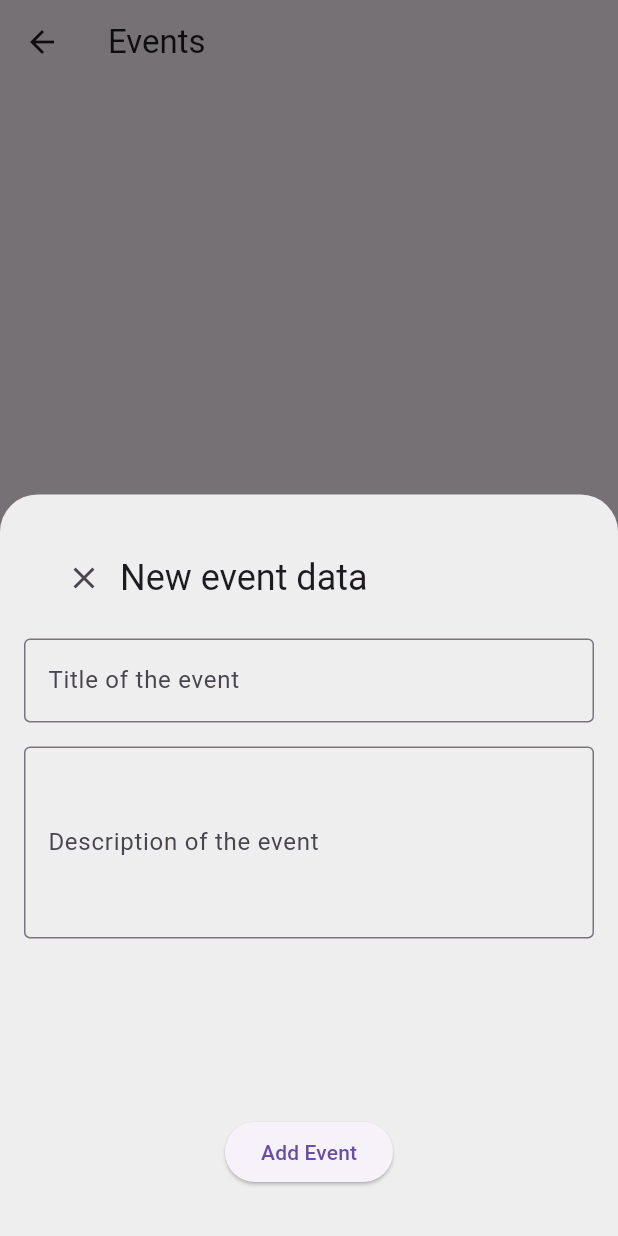
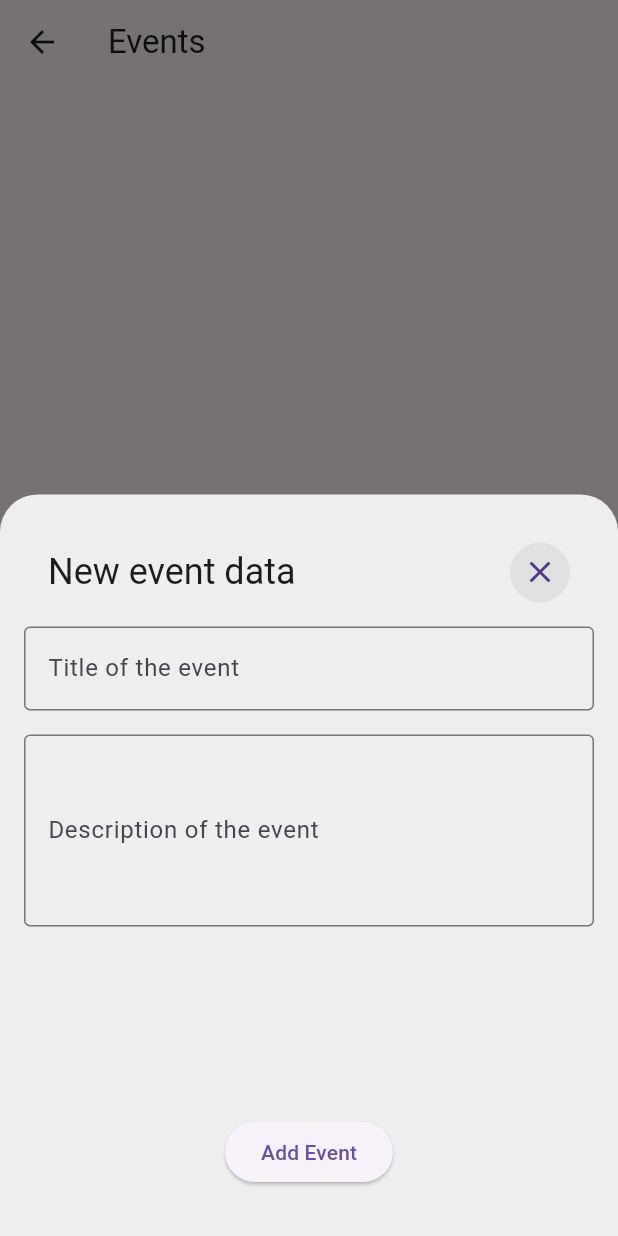
Before and after one commit to rohit60dx/notes_and_events-pure-bloc, a Flutter app: the EventPage screen opened directly, after a tap on the "add" icon, on a phone screen of 412 x 824 dp. Run offline on Flutter 3.47's test engine with Material 3 defaults, Android fonts, the phone set to English and light mode, and no system bars; our stand-ins replace cloud_firestore, equatable, firebase_core, flutter_bloc; accounts and stored records are empty.

Commit message:
EventId Removed

```diff
--- a/lib/view/events/bloc/event_event.dart
+++ b/lib/view/events/bloc/event_event.dart
@@ -1,3 +1,5 @@
+// ignore_for_file: must_be_immutable
+
 part of 'event_bloc.dart';
 
 class EventEvent extends Equatable {
@@ -21,10 +23,8 @@ class EventGetEvents extends EventEvent {}
 class EventUpdateEvent extends EventEvent {
   EventUpdateEvent({
     required this.event,
-     this.evenID,
   });
   final EventEntity event;
-   String? evenID;
   @override
   List<Object?> get props => [event];
 }
--- a/lib/view/events/pages/event_view.dart
+++ b/lib/view/events/pages/event_view.dart
@@ -39,7 +39,6 @@ class _EventListWidget extends StatelessWidget {
 
   final List<EventEntity> events;
 
-
   @override
   Widget build(BuildContext context) {
     return ListView.builder(
@@ -56,16 +55,6 @@ class _EventListWidget extends StatelessWidget {
           leading: IconButton(
               icon: const Icon(Icons.edit, color: Colors.grey),
               onPressed: () {
-                // final event = EventEntity(
-                //   id: events[index].id,
-                //   title: "titleController.text",
-                //   description: "descriptionController.text",
-                //   starts: DateTime.now(),
-                //   ends: DateTime.now().add(const Duration(days: 1)),
-                //   ownerUserId: 'Rohit Kumar',
-                // );
-                // context.read<EventBloc>().add(EventUpdateEvent(event: event));
-
                 showEventModal(events[index].id, events[index].title,
                     events[index].description, context);
               }),
@@ -75,7 +64,8 @@ class _EventListWidget extends StatelessWidget {
     );
   }
 
- showEventModal(String eventID, String title, String description, BuildContext context) async {
+  showEventModal(String eventID, String title, String description,
+      BuildContext context) async {
     final TextEditingController titleController = TextEditingController();
     final TextEditingController descriptionController = TextEditingController();
 
@@ -101,7 +91,8 @@ class _EventListWidget extends StatelessWidget {
               const Spacer(),
               ElevatedButton(
                 onPressed: () {
-                if (titleController.text.isEmpty || descriptionController.text.isEmpty) {
+                  if (titleController.text.isEmpty ||
+                      descriptionController.text.isEmpty) {
                     return;
                   }
                   final event = EventEntity(
@@ -123,19 +114,7 @@ class _EventListWidget extends StatelessWidget {
       },
     );
   }
-
-
-
 }
-
-
-
-
-
-
-
-
-
 
 class _FloatingActionButtonWidget extends StatefulWidget {
   const _FloatingActionButtonWidget({Key? key}) : super(key: key);
@@ -217,14 +196,18 @@ class _HeaderModal extends StatelessWidget {
     return Padding(
       padding: const EdgeInsets.all(16.0),
       child: Row(
+        mainAxisAlignment: MainAxisAlignment.spaceBetween,
         children: [
-          IconButton(
+          Text(
+            'New event data',
+            style: Theme.of(context).textTheme.headlineSmall,
+          ),
+          CircleAvatar(
+            backgroundColor: Colors.grey.shade300,
+            child: IconButton(
               onPressed: () => Navigator.pop(context),
               icon: const Icon(Icons.close),
             ),
-          Text(
-            'New event data',
-            style: Theme.of(context).textTheme.headlineSmall,
           ),
         ],
       ),
```
Lines whose indentation alone changed are shown as unchanged.
